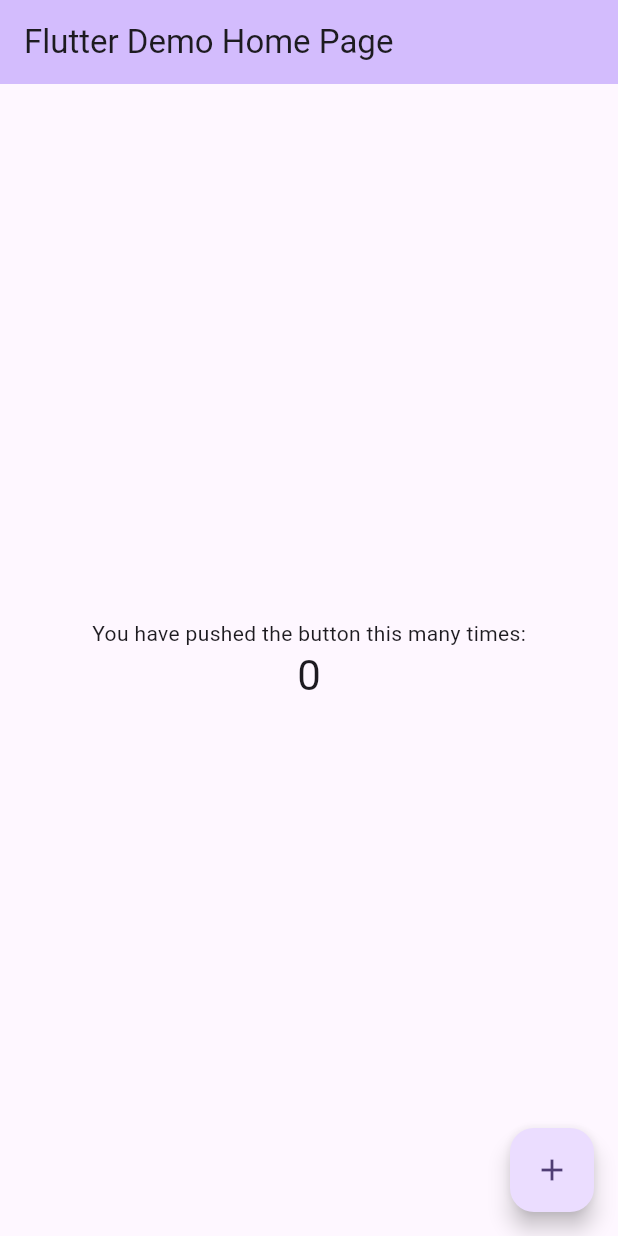
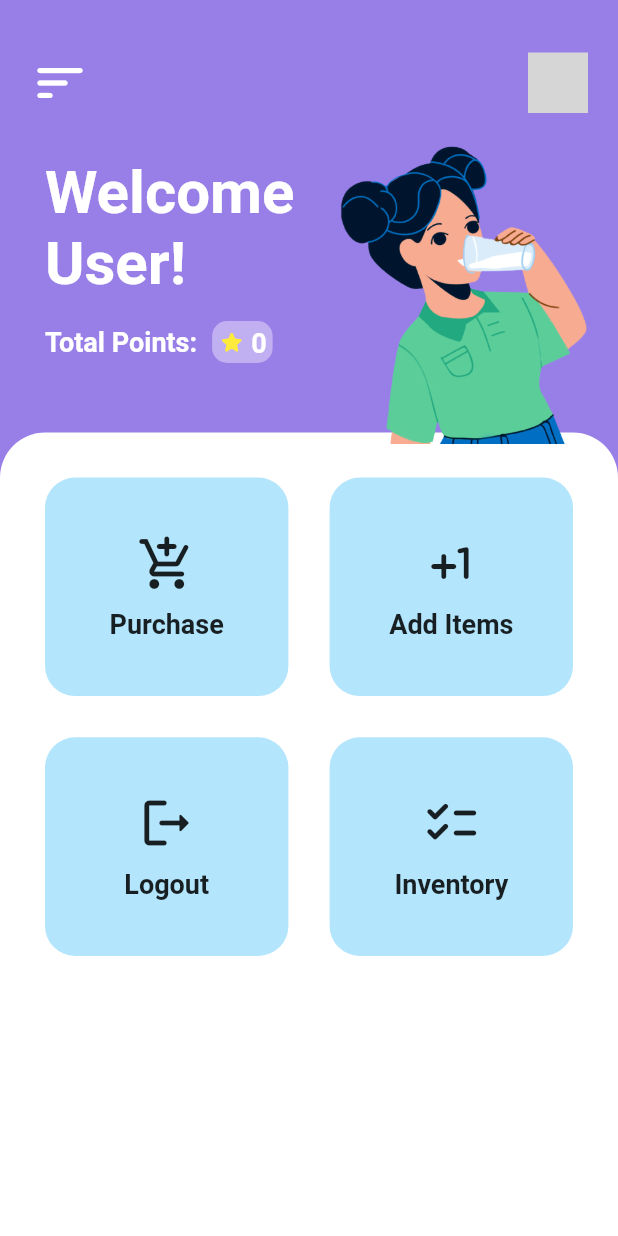
Before and after one commit to sdikyarts/ultr4milk, a Flutter app: the screen it shows after launch, on a phone screen of 412 x 824 dp. Run offline on Flutter 3.47's test engine with Material 2 defaults, Android fonts, the phone set to English and light mode, and no system bars; drawn by our look-alikes of flutter_profile_picture; grey boxes are pictures that could not be loaded.

Commit message:
Tugas 7 DONE

```diff
--- /dev/null
+++ b/ultr4milk/lib/home.dart
@@ -0,0 +1,245 @@
+import 'package:flutter/material.dart';
+import 'package:flutter_profile_picture/flutter_profile_picture.dart';
+//import 'package:css_colors/css_colors.dart';
+
+// Label di button
+class MenuButtons {
+  final String name;
+  final IconData icon;
+
+  MenuButtons(this.name, this.icon);
+}
+
+class Home extends StatelessWidget {
+  var height, width;
+
+  // Tampilan button di menu memakai label
+  final List<MenuButtons> items = [
+    MenuButtons("Purchase", Icons.add_shopping_cart_rounded),
+    MenuButtons("Add Items", Icons.plus_one_rounded,),
+    MenuButtons("Logout", Icons.logout_rounded),
+    MenuButtons("Inventory", Icons.checklist_rounded),
+  ];
+
+  @override
+  Widget build(BuildContext context) {
+    height = MediaQuery.of(context).size.height;
+    width = MediaQuery.of(context).size.width;
+
+    return Scaffold(
+      body: Stack(
+        children: [
+          Container(
+            color: Color(0xFF987FE8),
+            height: height,
+            width: width,
+            child: Column(
+              children: [
+                Container(
+                  decoration: BoxDecoration(),
+                  height: height * 0.35,
+                  width: width,
+                  child: Column(
+                    crossAxisAlignment: CrossAxisAlignment.start,
+                    children: [
+                      Padding(
+                        padding: EdgeInsets.only(
+                          top: 35,
+                          left: 20,
+                          right: 20,
+                        ),
+                        child: Row(
+                          mainAxisAlignment: MainAxisAlignment.spaceBetween,
+                          children: [
+                            InkWell(
+                              onTap: () {
+                                final message = "You pressed the sidebar!";
+                                ScaffoldMessenger.of(context)
+                                  ..hideCurrentSnackBar()
+                                  ..showSnackBar(SnackBar(
+                                      content: Text(message)));
+                              },
+                              child: Icon(
+                                Icons.sort_rounded,
+                                color: Colors.white,
+                                size: 40,
+                              ),
+                            ),
+                            InkWell(
+                              onTap: () {
+                                final message = "Hello, User!";
+                                ScaffoldMessenger.of(context)
+                                  ..hideCurrentSnackBar()
+                                  ..showSnackBar(SnackBar(
+                                      content: Text(message)));
+                              },
+                              child: ProfilePicture(
+                                name: '',
+                                radius: 20,
+                                fontsize: 21,
+                              ),
+                            ),
+                          ],
+                        ),
+                      ),
+                      Padding(
+                        padding: EdgeInsets.only(
+                          top: 30,
+                          left: 30,
+                        ),
+                        child: Row(
+                          children: [
+                            Column(
+                              crossAxisAlignment: CrossAxisAlignment.start,
+                              children: [
+                                Text(
+                                  "Welcome",
+                                  style: TextStyle(
+                                    color: Colors.white,
+                                    fontSize: 40,
+                                    fontWeight: FontWeight.bold,
+                                  ),
+                                ),
+                                Text(
+                                  "User!",
+                                  style: TextStyle(
+                                    color: Colors.white,
+                                    fontSize: 40,
+                                    fontWeight: FontWeight.bold,
+                                  ),
+                                ),
+                                SizedBox(height: 15,),
+                                Row(
+                                  children: [
+                                    Text(
+                                      "Total Points:",
+                                      style: TextStyle(
+                                        color: Colors.white,
+                                        fontSize: 18,
+                                        fontWeight: FontWeight.w700,
+                                      ),
+                                    ),
+                                    SizedBox(width: 10,),
+                                    Container(
+                                      decoration: BoxDecoration(
+                                        borderRadius: BorderRadius.circular(10),
+                                        color: Colors.white38,
+                                      ),
+                                      height: 28,
+                                      child: Padding(
+                                        padding: EdgeInsets.all(4), // Adjust the padding as needed
+                                        child: Row(
+                                          children: [
+                                            Icon(
+                                              Icons.star_rounded,
+                                              color: Colors.yellow,
+                                              size: 18,
+                                            ),
+                                            SizedBox(width: 4), // Add spacing between icon and text
+                                            Align(
+                                              alignment: Alignment.centerLeft, // Adjust alignment as needed
+                                              child: Text(
+                                                "0",
+                                                style: TextStyle(
+                                                  color: Colors.white,
+                                                  fontSize: 18,
+                                                  fontWeight: FontWeight.w700,
+                                                ),
+                                              ),
+                                            ),
+                                          ],
+                                        ),
+                                      ),
+                                    )
+                                  ],
+                                ),
+                              ],
+                            ),
+                            SizedBox(width: 50,),
+                          ],
+                        ),
+                      ),
+                    ],
+                  ),
+                ),
+                Container(
+                  decoration: BoxDecoration(
+                    color: Colors.white,
+                    borderRadius: BorderRadius.only(
+                      topLeft: Radius.circular(30),
+                      topRight: Radius.circular(30),
+                    ),
+                  ),
+                  padding: EdgeInsets.all(20), // Adjust the outer padding value
+                  height: height * 0.65,
+                  width: width,
+                  child: GridView.builder(
+                    gridDelegate: SliverGridDelegateWithFixedCrossAxisCount(
+                      crossAxisCount: 2,
+                      childAspectRatio: 1.1,
+                      mainAxisSpacing: 7.5,
+                      crossAxisSpacing: 7.5,
+                    ),
+                    shrinkWrap: true,
+                    physics: NeverScrollableScrollPhysics(),
+                    itemCount: items.length,
+                    itemBuilder: (context, index) {
+                      final item = items[index];
+                      return InkWell(
+                        onTap: () {
+                          final message = "You pressed ${item.name} button!";
+                          ScaffoldMessenger.of(context)
+                            ..hideCurrentSnackBar()
+                            ..showSnackBar(SnackBar(
+                                content: Text(message)));
+                        },
+                        child: Container(
+                          margin: EdgeInsets.all(10), // Adjust the margin value for inner containers
+                          decoration: BoxDecoration(
+                            color: Colors.lightBlue[100],
+                            borderRadius: BorderRadius.circular(20),
+                          ),
+                          child: Column(
+                            mainAxisAlignment: MainAxisAlignment.center,
+                            children: [
+                              Icon(
+                                item.icon,
+                                size: 40,
+                                color: Colors.black87,
+                              ),
+                              SizedBox(height: 10,),
+                              Text(
+                                item.name,
+                                style: TextStyle(
+                                  color: Colors.black87,
+                                  fontSize: 18,
+                                  fontWeight: FontWeight.w700,
+                                ),
+                                textAlign: TextAlign.center, // Align the text to the center
+                                overflow: TextOverflow.ellipsis, // Truncate long text
+                              ),
+                            ]
+                          ),
+                        ),
+                      );
+                    },
+                  ),
+                )
+              ],
+            ),
+          ),
+          // Gambar di header:
+          Positioned(
+            bottom: height - 296,
+            left: width - 200,
+            child: Image(
+              image: AssetImage('assets/images/milk-drink.png'),
+              height: 200,
+              width: 200,
+            ),
+          ),
+        ],
+      ),
+    );
+  }
+}
--- a/ultr4milk/lib/main.dart
+++ b/ultr4milk/lib/main.dart
@@ -1,4 +1,5 @@
 import 'package:flutter/material.dart';
+import 'package:ultr4milk/home.dart';
 
 void main() {
   runApp(const MyApp());
@@ -11,115 +12,8 @@ class MyApp extends StatelessWidget {
   @override
   Widget build(BuildContext context) {
     return MaterialApp(
-      title: 'Flutter Demo',
-      theme: ThemeData(
-        // This is the theme of your application.
-        //
-        // TRY THIS: Try running your application with "flutter run". You'll see
-        // the application has a blue toolbar. Then, without quitting the app,
-        // try changing the seedColor in the colorScheme below to Colors.green
-        // and then invoke "hot reload" (save your changes or press the "hot
-        // reload" button in a Flutter-supported IDE, or press "r" if you used
-        // the command line to start the app).
-        //
-        // Notice that the counter didn't reset back to zero; the application
-        // state is not lost during the reload. To reset the state, use hot
-        // restart instead.
-        //
-        // This works for code too, not just values: Most code changes can be
-        // tested with just a hot reload.
-        colorScheme: ColorScheme.fromSeed(seedColor: Colors.deepPurple),
-        useMaterial3: true,
-      ),
-      home: const MyHomePage(title: 'Flutter Demo Home Page'),
+      debugShowCheckedModeBanner: false,
+      home: Home(),
     );
   }
 }
-
-class MyHomePage extends StatefulWidget {
-  const MyHomePage({super.key, required this.title});
-
-  // This widget is the home page of your application. It is stateful, meaning
-  // that it has a State object (defined below) that contains fields that affect
-  // how it looks.
-
-  // This class is the configuration for the state. It holds the values (in this
-  // case the title) provided by the parent (in this case the App widget) and
-  // used by the build method of the State. Fields in a Widget subclass are
-  // always marked "final".
-
-  final String title;
-
-  @override
-  State<MyHomePage> createState() => _MyHomePageState();
-}
-
-class _MyHomePageState extends State<MyHomePage> {
-  int _counter = 0;
-
-  void _incrementCounter() {
-    setState(() {
-      // This call to setState tells the Flutter framework that something has
-      // changed in this State, which causes it to rerun the build method below
-      // so that the display can reflect the updated values. If we changed
-      // _counter without calling setState(), then the build method would not be
-      // called again, and so nothing would appear to happen.
-      _counter++;
-    });
-  }
-
-  @override
-  Widget build(BuildContext context) {
-    // This method is rerun every time setState is called, for instance as done
-    // by the _incrementCounter method above.
-    //
-    // The Flutter framework has been optimized to make rerunning build methods
-    // fast, so that you can just rebuild anything that needs updating rather
-    // than having to individually change instances of widgets.
-    return Scaffold(
-      appBar: AppBar(
-        // TRY THIS: Try changing the color here to a specific color (to
-        // Colors.amber, perhaps?) and trigger a hot reload to see the AppBar
-        // change color while the other colors stay the same.
-        backgroundColor: Theme.of(context).colorScheme.inversePrimary,
-        // Here we take the value from the MyHomePage object that was created by
-        // the App.build method, and use it to set our appbar title.
-        title: Text(widget.title),
-      ),
-      body: Center(
-        // Center is a layout widget. It takes a single child and positions it
-        // in the middle of the parent.
-        child: Column(
-          // Column is also a layout widget. It takes a list of children and
-          // arranges them vertically. By default, it sizes itself to fit its
-          // children horizontally, and tries to be as tall as its parent.
-          //
-          // Column has various properties to control how it sizes itself and
-          // how it positions its children. Here we use mainAxisAlignment to
-          // center the children vertically; the main axis here is the vertical
-          // axis because Columns are vertical (the cross axis would be
-          // horizontal).
-          //
-          // TRY THIS: Invoke "debug painting" (choose the "Toggle Debug Paint"
-          // action in the IDE, or press "p" in the console), to see the
-          // wireframe for each widget.
-          mainAxisAlignment: MainAxisAlignment.center,
-          children: <Widget>[
-            const Text(
-              'You have pushed the button this many times:',
-            ),
-            Text(
-              '$_counter',
-              style: Theme.of(context).textTheme.headlineMedium,
-            ),
-          ],
-        ),
-      ),
-      floatingActionButton: FloatingActionButton(
-        onPressed: _incrementCounter,
-        tooltip: 'Increment',
-        child: const Icon(Icons.add),
-      ), // This trailing comma makes auto-formatting nicer for build methods.
-    );
-  }
-}
```
Also changed, not shown: ultr4milk/pubspec.yaml (+7 -3 lines), ultr4milk/assets/images/milk-drink.png (added), ultr4milk/pubspec.lock, 4 other files.
